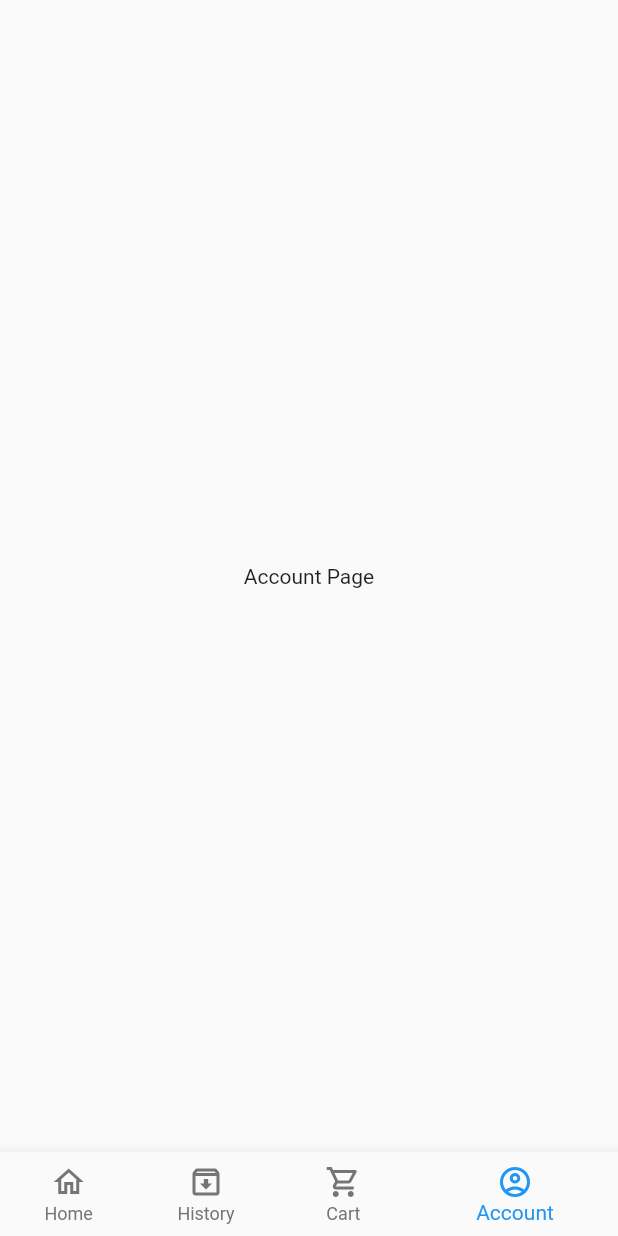
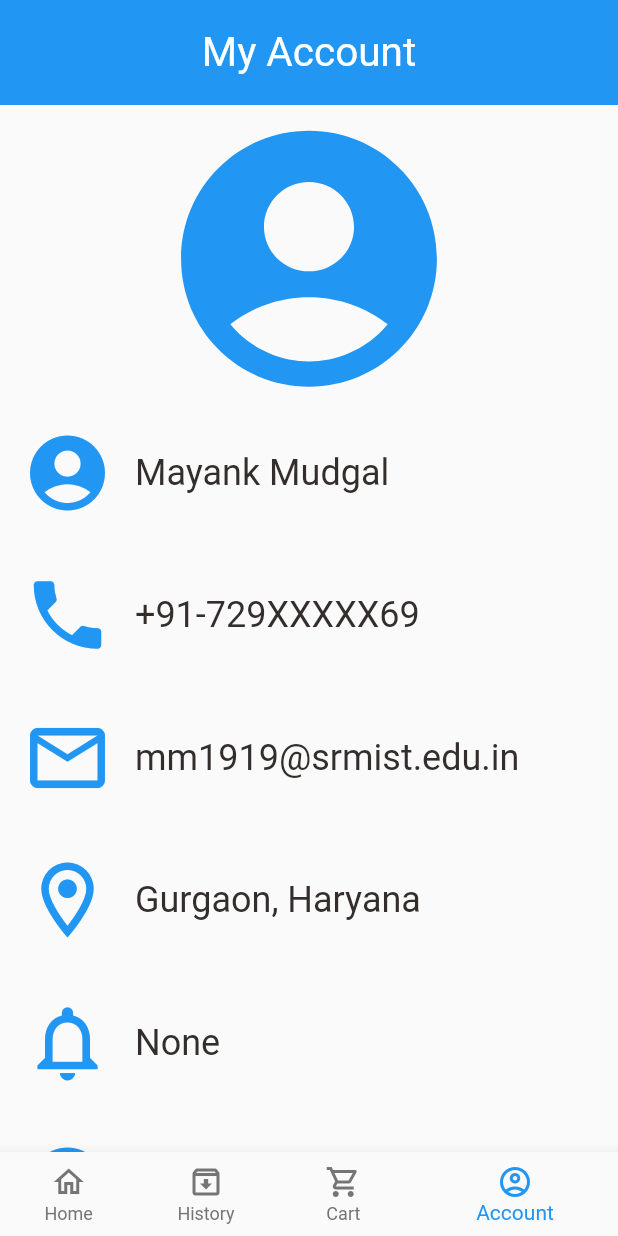
Before and after one commit to Mayank1728/OrderUp-FoodDelivery-App, a Flutter app: the screen it shows after launch, item 4 of the bottom bar chosen, on a phone screen of 412 x 824 dp. Run offline on Flutter 3.47's test engine with Material 2 defaults, Android fonts, the phone set to English and light mode, and no system bars; our stand-ins replace dots_indicator, get, shared_preferences; network calls fail.

Commit message:
My account page completed

```diff
--- /dev/null
+++ b/lib/pages/account/account_page.dart
@@ -0,0 +1,159 @@
+import 'package:app/utils/colors.dart';
+import 'package:flutter/material.dart';
+
+import '../../widgets/big_text.dart';
+
+class AccountPage extends StatelessWidget {
+  const AccountPage({super.key});
+
+  @override
+  Widget build(BuildContext context) {
+    return Scaffold(
+      body: SafeArea(
+          child: Column(
+        children: [
+          Container(
+            height: 70,
+            // margin: EdgeInsets.only(top: 20),
+            width: double.maxFinite,
+            decoration: BoxDecoration(
+              color: AppColors.mainColor,
+            ),
+            child: Center(
+                child: BigText(
+                  text: "My Account",
+                  color: Colors.white,
+                  size: 27,
+                )),
+          ),
+          Container(
+            child: Icon(
+              Icons.account_circle_rounded,
+              size: 205,
+              color: AppColors.mainColor,
+            ),
+          ),
+          Expanded(
+              child: ListView(
+            children: [
+              Container(
+                  height: 80,
+                  padding: EdgeInsets.only(left: 15, right: 15),
+                  margin: EdgeInsets.only(bottom: 15),
+                  width: double.maxFinite,
+                  //color: Colors.green,
+                  child: Row(
+                    children: [
+                      Icon(
+                        Icons.account_circle_rounded,
+                        size: 60,
+                        color: AppColors.mainColor,
+                      ),
+                      SizedBox(
+                        width: 15,
+                      ),
+                      BigText(text: "Mayank Mudgal")
+                    ],
+                  )),
+              Container(
+                  height: 80,
+                  padding: EdgeInsets.only(left: 15, right: 15),
+                  margin: EdgeInsets.only(bottom: 15),
+                  width: double.maxFinite,
+                  // color: Colors.green,
+                  child: Row(
+                    children: [
+                      Icon(
+                        Icons.phone,
+                        size: 60,
+                        color: AppColors.mainColor,
+                      ),
+                      SizedBox(
+                        width: 15,
+                      ),
+                      BigText(text: "+91-729XXXXX69")
+                    ],
+                  )),
+              Container(
+                  height: 80,
+                  padding: EdgeInsets.only(left: 15, right: 15),
+                  margin: EdgeInsets.only(bottom: 15),
+                  width: double.maxFinite,
+                  // color: Colors.green,
+                  child: Row(
+                    children: [
+                      Icon(
+                        Icons.mail_outline,
+                        size: 60,
+                        color: AppColors.mainColor,
+                      ),
+                      SizedBox(
+                        width: 15,
+                      ),
+                      BigText(text: "mm1919@srmist.edu.in")
+                    ],
+                  )),
+              Container(
+                  height: 80,
+                  padding: EdgeInsets.only(left: 15, right: 15),
+                  margin: EdgeInsets.only(bottom: 15),
+                  width: double.maxFinite,
+                  //color: Colors.green,
+                  child: Row(
+                    children: [
+                      Icon(
+                        Icons.location_on_outlined,
+                        size: 60,
+                        color: AppColors.mainColor,
+                      ),
+                      SizedBox(
+                        width: 15,
+                      ),
+                      BigText(text: "Gurgaon, Haryana")
+                    ],
+                  )),
+              Container(
+                  height: 80,
+                  padding: EdgeInsets.only(left: 15, right: 15),
+                  margin: EdgeInsets.only(bottom: 15),
+                  width: double.maxFinite,
+                  //color: Colors.green,
+                  child: Row(
+                    children: [
+                      Icon(
+                        Icons.notifications_none_outlined,
+                        size: 60,
+                        color: AppColors.mainColor,
+                      ),
+                      SizedBox(
+                        width: 15,
+                      ),
+                      BigText(text: "None")
+                    ],
+                  )),
+              Container(
+                  height: 80,
+                  padding: EdgeInsets.only(left: 15, right: 15),
+                  margin: EdgeInsets.only(bottom: 15),
+                  width: double.maxFinite,
+                  // color: Colors.green,
+                  child: Row(
+                    children: [
+                      Icon(
+                        Icons.help_outline_outlined,
+                        size: 60,
+                        color: AppColors.mainColor,
+                      ),
+                      SizedBox(
+                        width: 15,
+                      ),
+                      BigText(text: "Customer Sevice")
+                    ],
+                  )),
+            ],
+          ))
+        ],
+      )),
+    );
+  }
+}
--- a/lib/pages/home/home_page.dart
+++ b/lib/pages/home/home_page.dart
@@ -1,3 +1,4 @@
+import 'package:app/pages/account/account_page.dart';
 import 'package:app/pages/splash/splash_page.dart';
 import 'package:app/utils/colors.dart';
 import 'package:flutter/material.dart';
@@ -22,11 +23,7 @@ class _HomePageState extends State<HomePage> {
         child: Text("Cart Page"),
       ),
     ),
-    Container(
-      child: Center(
-        child: Text("Account Page"),
-      ),
-    )
+    AccountPage()
   ];
   void onTapNav(int index){
     setState(() {
--- a/lib/utils/app_constants.dart
+++ b/lib/utils/app_constants.dart
@@ -1,11 +1,14 @@
 class AppConstants{
-  static const String App_Name = "Food Street";
+  static const String App_Name = "OrderUp App";
   static const int APP_VERSION = 1;
 
   static const String BASE_URL = "http://mvs.bslmeiyu.com";
+  // static const String BASE_URL = "http://127.0.0.1:8000";
+  // use 10.0.2.2 instead of 127 for emulator
   static const String UPLOAD_URL = "/uploads/";
   static const String POPULAR_PRODUCT_URI = "/api/v1/products/popular";
   static const String RECOMMENDED_PRODUCT_URI = "/api/v1/products/recommended";
+  static const String DRINKS_URI = "/api/v1/products/drinks";
 
   static const String TOKEN = "DBtoken";
   static const String CART_LIST = "cart-list";
```
